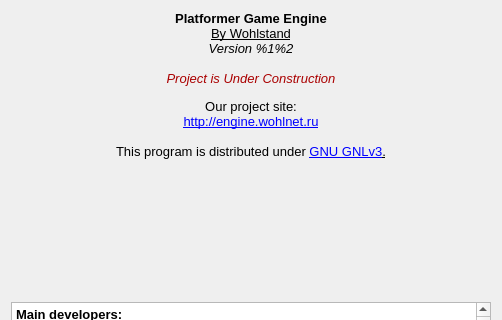
Above: Editor/about_dialog/aboutdialog.ui from WohlSoft/Moondust-Project before the change; both pictures show x 0 to 502 and y 0 to 320 of the 502 by 491 pixel window. Below: the same form after it.
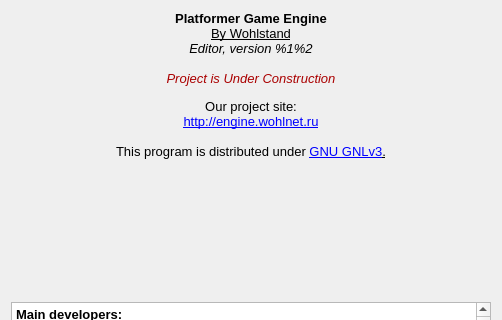
That is the form after the change. Icons and pictures are not drawn.

```diff
--- a/Editor/about_dialog/aboutdialog.ui
+++ b/Editor/about_dialog/aboutdialog.ui
@@ -90,7 +90,7 @@
 &lt;/style&gt;&lt;/head&gt;&lt;body style=&quot; font-family:'Liberation Sans'; font-size:8pt; font-weight:600; font-style:normal;&quot;&gt;
 &lt;p align=&quot;center&quot; style=&quot; margin-top:0px; margin-bottom:0px; margin-left:0px; margin-right:0px; -qt-block-indent:0; text-indent:0px;&quot;&gt;&lt;img src=&quot;:/images/cat/cat_128.png&quot; /&gt;&lt;/p&gt;
 &lt;p align=&quot;center&quot; style=&quot; margin-top:0px; margin-bottom:0px; margin-left:0px; margin-right:0px; -qt-block-indent:0; text-indent:0px;&quot;&gt;&lt;span style=&quot; font-size:10pt;&quot;&gt;Platformer Game Engine&lt;/span&gt;&lt;/p&gt;
-&lt;p align=&quot;center&quot; style=&quot; margin-top:0px; margin-bottom:0px; margin-left:0px; margin-right:0px; -qt-block-indent:0; text-indent:0px;&quot;&gt;&lt;span style=&quot; font-size:10pt; font-weight:400; text-decoration: underline;&quot;&gt;By Wohlstand&lt;/span&gt;&lt;span style=&quot; font-size:10pt;&quot;&gt;&lt;br /&gt;&lt;/span&gt;&lt;span style=&quot; font-size:10pt; font-weight:400; font-style:italic;&quot;&gt;Version %1%2&lt;/span&gt;&lt;/p&gt;
+&lt;p align=&quot;center&quot; style=&quot; margin-top:0px; margin-bottom:0px; margin-left:0px; margin-right:0px; -qt-block-indent:0; text-indent:0px;&quot;&gt;&lt;span style=&quot; font-size:10pt; font-weight:400; text-decoration: underline;&quot;&gt;By Wohlstand&lt;/span&gt;&lt;span style=&quot; font-size:10pt;&quot;&gt;&lt;br /&gt;&lt;/span&gt;&lt;span style=&quot; font-size:10pt; font-weight:400; font-style:italic;&quot;&gt;Editor, version %1%2&lt;/span&gt;&lt;/p&gt;
 &lt;p align=&quot;center&quot; style=&quot;-qt-paragraph-type:empty; margin-top:0px; margin-bottom:0px; margin-left:0px; margin-right:0px; -qt-block-indent:0; text-indent:0px; font-size:10pt; font-weight:400; font-style:italic;&quot;&gt;&lt;br /&gt;&lt;/p&gt;
 &lt;p align=&quot;center&quot; style=&quot; margin-top:0px; margin-bottom:0px; margin-left:0px; margin-right:0px; -qt-block-indent:0; text-indent:0px;&quot;&gt;&lt;span style=&quot; font-size:10pt; font-weight:400; font-style:italic; color:#aa0000;&quot;&gt;Project is Under Construction&lt;/span&gt;&lt;span style=&quot; font-size:10pt; font-weight:400;&quot;&gt;&lt;br /&gt;&lt;/span&gt;&lt;/p&gt;
 &lt;p align=&quot;center&quot; style=&quot; margin-top:0px; margin-bottom:0px; margin-left:0px; margin-right:0px; -qt-block-indent:0; text-indent:0px;&quot;&gt;&lt;span style=&quot; font-size:10pt; font-weight:400;&quot;&gt;Our project site:&lt;/span&gt;&lt;/p&gt;
```
